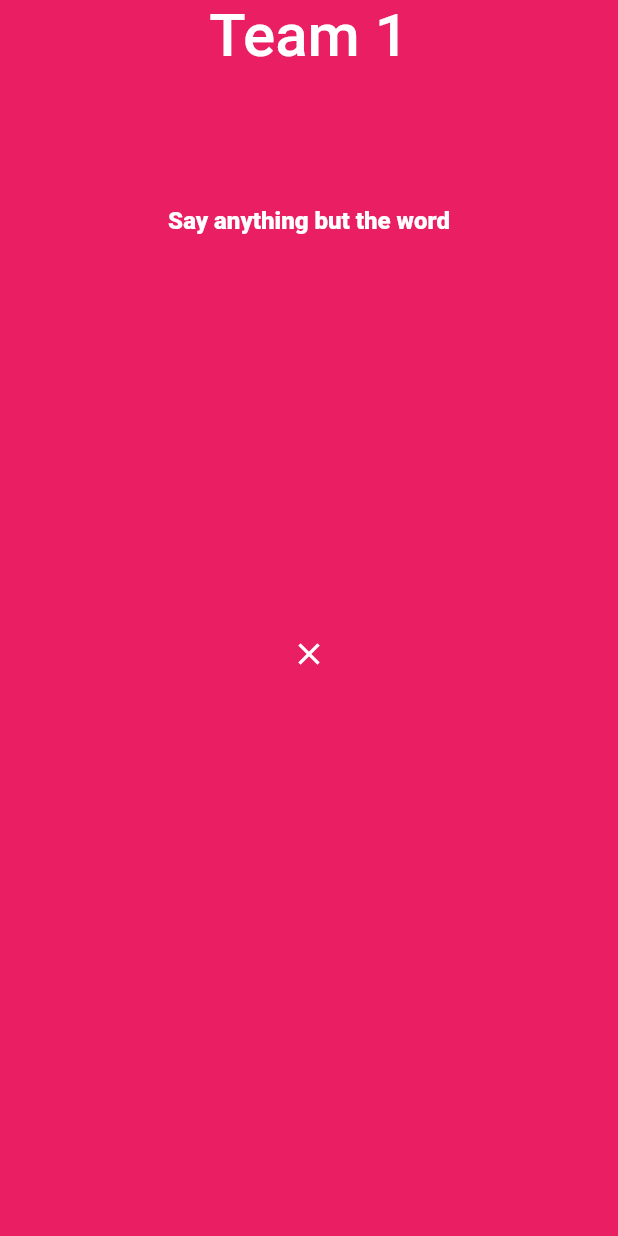
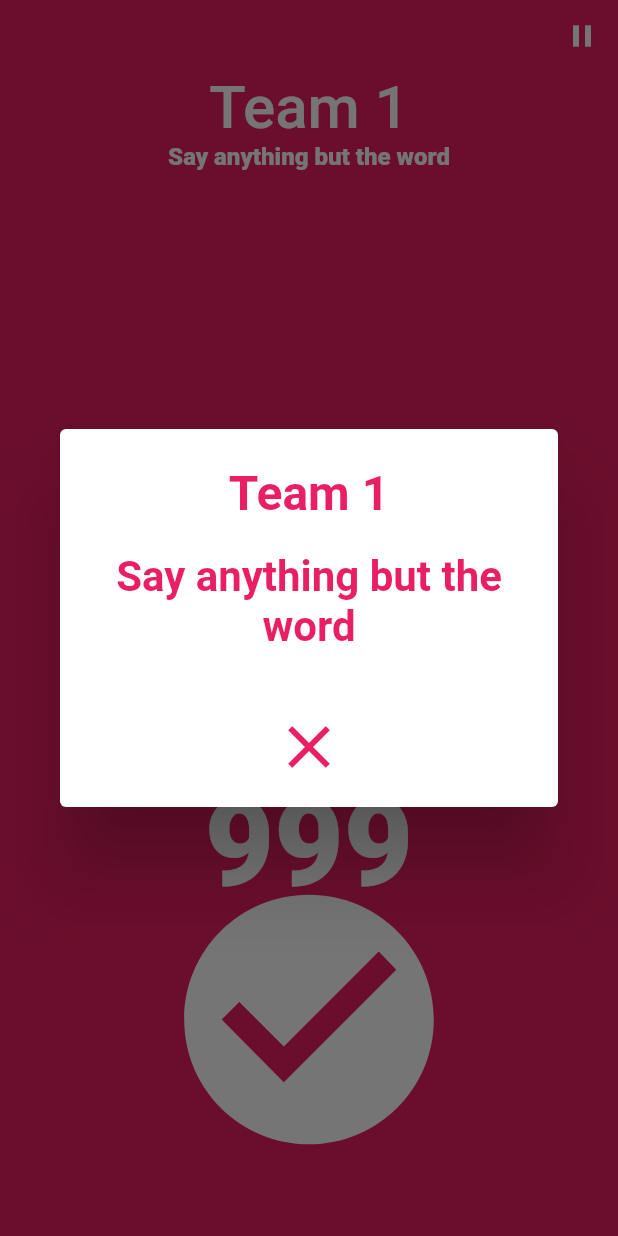
Before and after one commit to teejstroyer/fish_bowl_game, a Flutter app: the screen it shows after launch, after a tap on "START GAME", after a tap on "PLAY", after a tap on the "pause" icon, on a phone screen of 412 x 824 dp. Run offline on Flutter 3.47's test engine with Material 2 defaults, Android fonts, the phone set to English and light mode, and no system bars.

Commit message:
Updated pause screen styling

```diff
--- a/lib/game_pause_screen.dart
+++ /dev/null
@@ -1,56 +0,0 @@
-import 'package:flutter/material.dart';
-import 'package:fish_bowl_game/game_model.dart';
-import 'package:provider/provider.dart';
-
-class GamePauseScreen extends StatelessWidget {
-  const GamePauseScreen({super.key});
-
-  @override
-  Widget build(BuildContext context) {
-    var gameModel = Provider.of<GameModel>(context, listen: false);
-
-    return Scaffold(
-      body: Container(
-        color: gameModel.gameColor,
-        child: SafeArea(
-          child: Column(
-            children: [
-              Expanded(
-                flex: 1,
-                child: Column(children: [
-                  Center(
-                    child: Text(
-                      gameModel.team,
-                      style: Theme.of(context).primaryTextTheme.bodyLarge,
-                    ),
-                  )
-                ]),
-              ),
-              Expanded(flex: 2, child: Text(gameModel.rules)),
-              Expanded(
-                flex: 3,
-                child: Column(children: [
-                  Center(
-                    child: IconButton(
-                        icon: const Icon(Icons.close),
-                        onPressed: () {
-                          Navigator.of(context).pop();
-                        }),
-                  )
-                ]),
-              )
-            ],
-          ),
-        ),
-      ),
-    );
-  }
-
-  void showPauseScreen(BuildContext context) {
-    Navigator.of(context).push(
-      MaterialPageRoute(
-        builder: (context) => const GamePauseScreen(),
-      ),
-    );
-  }
-}
--- /dev/null
+++ b/lib/game_pause_screen_button.dart
@@ -0,0 +1,74 @@
+import 'package:flutter/material.dart';
+import 'package:fish_bowl_game/game_model.dart';
+import 'package:provider/provider.dart';
+import 'package:fish_bowl_game/countdown_timer.dart';
+
+class GamePauseScreenButton extends StatelessWidget {
+  const GamePauseScreenButton({super.key});
+
+  @override
+  Widget build(BuildContext context) {
+    var gameModel = Provider.of<GameModel>(context, listen: false);
+    var countDownTimer = Provider.of<CountDownTimer>(context, listen: false);
+    var textColor = gameModel.gameColor;
+
+    return IconButton(
+      icon: const Icon(Icons.pause),
+      onPressed: () {
+        countDownTimer.stopTimer(reset: false);
+        showDialog(
+          context: context,
+          builder: ((context) {
+            return AlertDialog(
+              backgroundColor: Colors.white,
+              title: Text(
+                gameModel.team,
+                textAlign: TextAlign.center,
+                style: TextStyle(
+                  color: textColor,
+                  fontWeight: FontWeight.bold,
+                  fontSize: 32.0,
+                ),
+              ),
+              content: Text(
+                gameModel.rules,
+                textAlign: TextAlign.center,
+                style: TextStyle(
+                  color: textColor,
+                  fontWeight: FontWeight.bold,
+                  fontSize: 28.0,
+                ),
+              ),
+              actions: <Widget>[
+                Row(
+                  mainAxisAlignment: MainAxisAlignment.center,
+                  children: [
+                    IconButton(
+                      color: textColor,
+                      iconSize: 48.0,
+                      icon: const Icon(Icons.close),
+                      onPressed: () {
+                        Navigator.of(context).pop();
+                      },
+                    ),
+                  ],
+                ),
+              ],
+            );
+          }),
+        ).then(
+          (value) => WidgetsBinding.instance.addPostFrameCallback(
+            (_) {
+              Provider.of<CountDownTimer>(context, listen: false).startTimer(
+                () {
+                  Provider.of<GameModel>(context, listen: false)
+                      .nextTeam(context);
+                },
+              );
+            },
+          ),
+        );
+      },
+    );
+  }
+}
--- a/lib/game_screen.dart
+++ b/lib/game_screen.dart
@@ -2,7 +2,7 @@ import 'package:fish_bowl_game/countdown_timer.dart';
 import 'package:fish_bowl_game/game_model.dart';
 import 'package:flutter/material.dart';
 import 'package:provider/provider.dart';
-import 'package:fish_bowl_game/game_pause_screen.dart';
+import 'package:fish_bowl_game/game_pause_screen_button.dart';
 
 class GameScreen extends StatefulWidget {
   const GameScreen({super.key});
@@ -34,30 +34,8 @@ class _GameScreenState extends State<GameScreen> {
           child: Column(
             children: [
               Row(
-                children: [
-                  IconButton(
-                    icon: const Icon(Icons.pause),
-                    onPressed: () {
-                      countDownTimer.stopTimer(reset: false);
-                      showDialog(
-                        context: context,
-                        builder: ((context) => const GamePauseScreen()),
-                      ).then(
-                        (value) => WidgetsBinding.instance.addPostFrameCallback(
-                          (_) {
-                            Provider.of<CountDownTimer>(context, listen: false)
-                                .startTimer(
-                              () {
-                                Provider.of<GameModel>(context, listen: false)
-                                    .nextTeam(context);
-                              },
-                            );
-                          },
-                        ),
-                      );
-                    },
-                  )
-                ],
+                mainAxisAlignment: MainAxisAlignment.end,
+                children: const [GamePauseScreenButton()],
               ),
               Expanded(
                 flex: 1,
```
